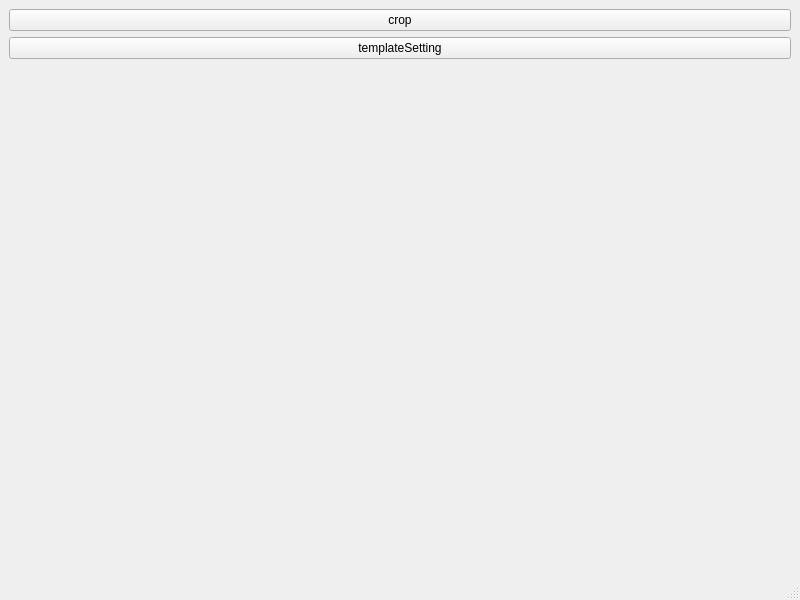
Above: mainwindow.ui from hoshianaaa/geometric_match_ros before the change. Below: the same form after it.
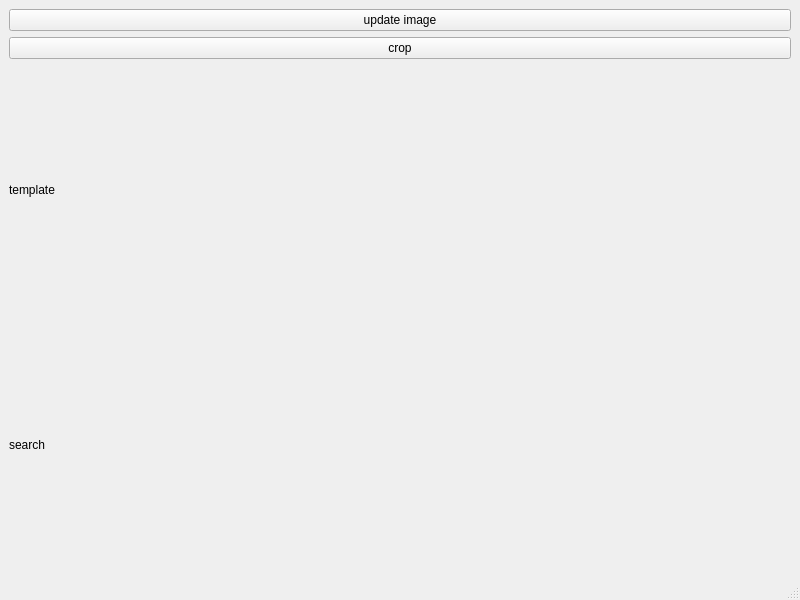
That is the form after the change.

Commit message: can show search image

```diff
--- a/mainwindow.ui
+++ b/mainwindow.ui
@@ -17,6 +17,13 @@
    <layout class="QVBoxLayout" name="verticalLayout_2">
     <item>
      <layout class="QVBoxLayout" name="verticalLayout">
+      <item>
+       <widget class="QPushButton" name="pushButton">
+        <property name="text">
+         <string>update image</string>
+        </property>
+       </widget>
+      </item>
       <item>
        <widget class="QPushButton" name="cropButton">
         <property name="text">
@@ -27,16 +34,16 @@
      </layout>
     </item>
     <item>
-     <widget class="QPushButton" name="pushButton">
+     <widget class="QLabel" name="label">
       <property name="text">
-       <string>templateSetting</string>
+       <string>template</string>
       </property>
      </widget>
     </item>
     <item>
-     <widget class="QLabel" name="label">
+     <widget class="QLabel" name="label_2">
       <property name="text">
-       <string/>
+       <string>search</string>
       </property>
      </widget>
     </item>
```
The commit also changes 1 other file.
